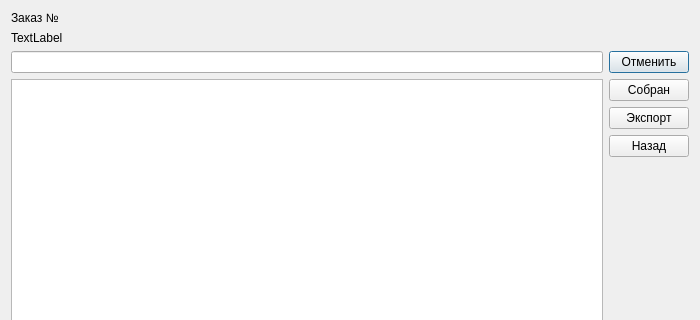
First picture: the form in dialog_view_orders.ui, repository MukizuL/Retail-Sale-App, before the edit; both pictures show x 0 to 700 and y 0 to 320 of the 700 by 600 pixel window.
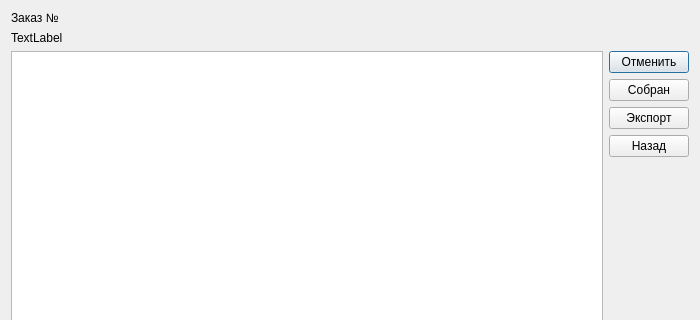
Second picture: the form after the edit.

Commit message: Not implementing search

Diff of the .ui file:
```diff
--- a/dialog_view_orders.ui
+++ b/dialog_view_orders.ui
@@ -47,9 +47,6 @@
        <property name="bottomMargin">
         <number>0</number>
        </property>
-       <item>
-        <widget class="QLineEdit" name="lineEdit_search"/>
-       </item>
        <item>
         <widget class="QTableView" name="tableView">
          <property name="sizeAdjustPolicy">
```
The commit also changes 3 other files.
